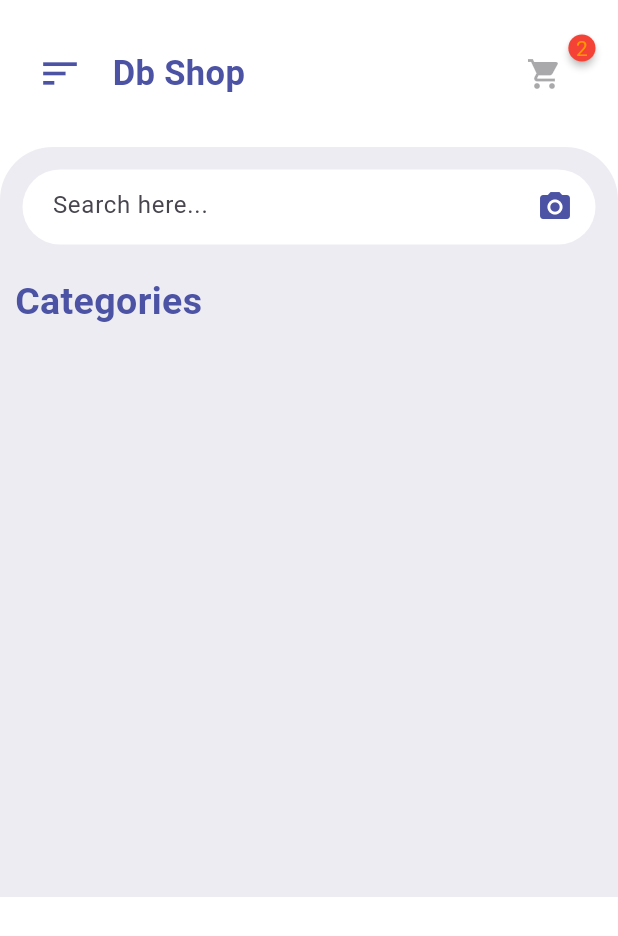
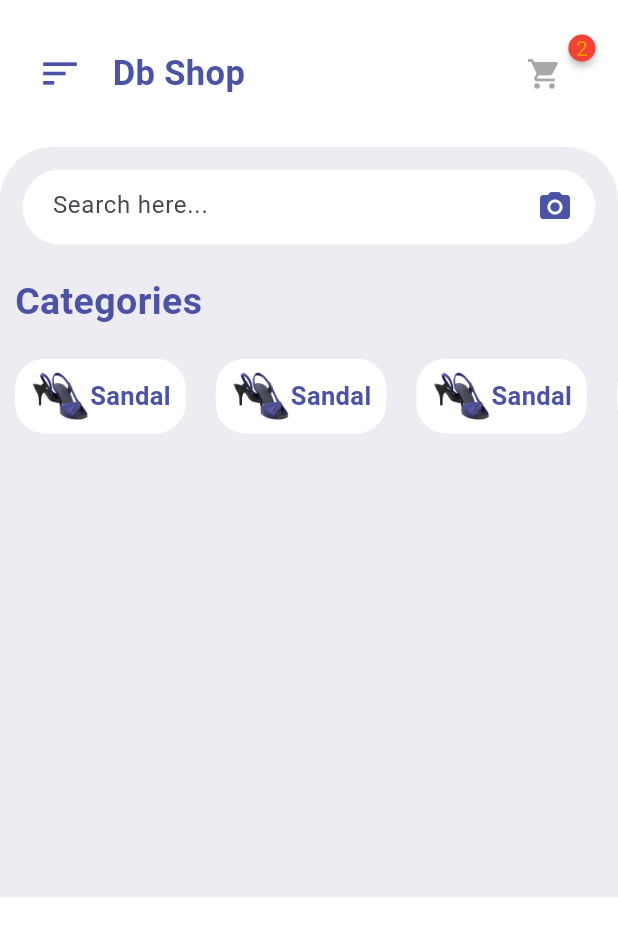
Before and after one commit to Lionel3107/shoppingApp-tutorial-flutter, a Flutter app: the screen it shows after launch, on a phone screen of 412 x 824 dp. Shown: the top 936 px of the screen. Run offline on Flutter 3.47's test engine with Material 3 defaults, Android fonts, the phone set to English and light mode, and no system bars; drawn by our look-alikes of badges.

Commit message:
Categories section started

```diff
--- a/lib/widgets/CatgoriesWidget.dart
+++ b/lib/widgets/CatgoriesWidget.dart
@@ -1,8 +1,39 @@
 import 'package:flutter/material.dart';
+import 'package:flutter/rendering.dart';
 
 class CategoriesWidget extends StatelessWidget {
   @override
   Widget build(BuildContext context) {
-    return SingleChildScrollView();
+    return SingleChildScrollView(
+      scrollDirection: Axis.horizontal,
+      child: Row(
+        children: [
+          for (int i = 1; i < 8; i++)
+            Container(
+              margin: EdgeInsets.symmetric(horizontal: 10),
+              padding: EdgeInsets.symmetric(vertical: 5, horizontal: 10),
+              decoration: BoxDecoration(
+                color: Colors.white,
+                borderRadius: BorderRadius.circular(20),
+              ),
+              child: Row(
+                crossAxisAlignment: CrossAxisAlignment.center,
+                children: [Image.asset("images/1.png", width: 40, height: 40,
+                ),
+                Text(
+                  "Sandal",
+                  style: TextStyle(
+                    fontWeight: FontWeight.bold,
+                    fontSize: 17,
+                    color: Color(0xFF4C53A5),
+                  ),
+                )
+
+                ],
+              ),
+            )
+        ],
+      ),
+    );
   }
 }
--- a/pubspec.yaml
+++ b/pubspec.yaml
@@ -60,8 +60,8 @@ flutter:
   uses-material-design: true
 
   # To add assets to your application, add an assets section, like this:
-  # assets:
-  #   - images/a_dot_burr.jpeg
+  assets:
+    - images/1.png
   #   - images/a_dot_ham.jpeg
 
   # An image asset can refer to one or more resolution-specific "variants", see
```
